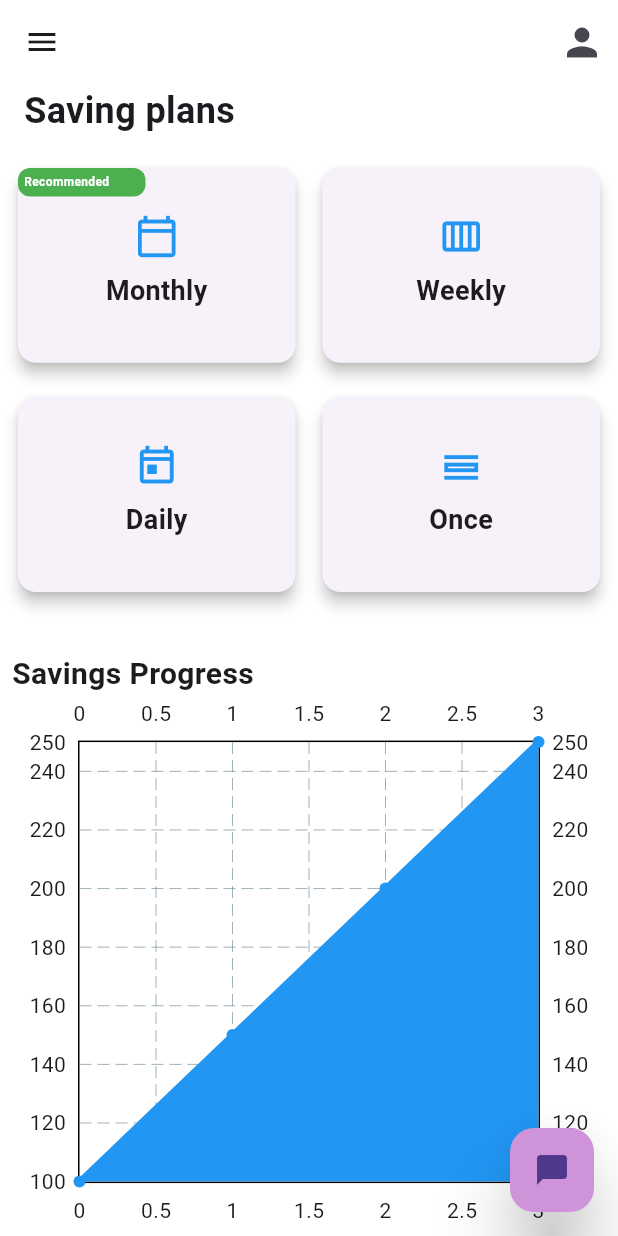
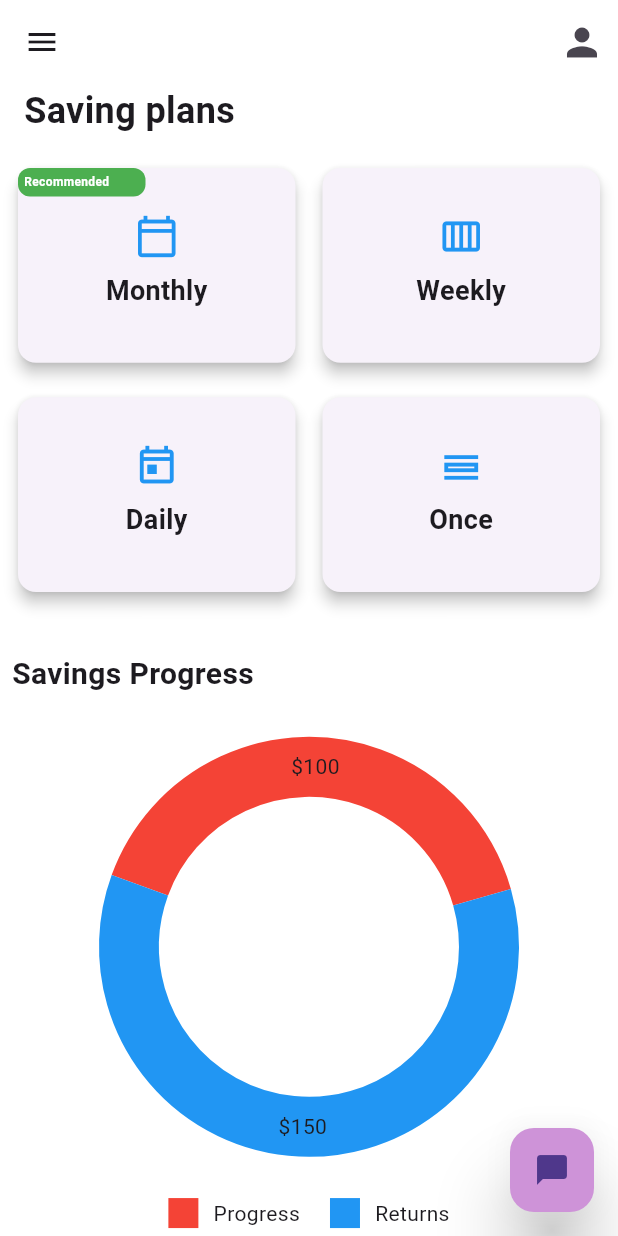
Before and after one commit to HerbertK-93/KcfApp, a Flutter app: the screen it shows once a user with an empty profile is signed in, on a phone screen of 412 x 824 dp. Run offline on Flutter 3.47's test engine with Material 3 defaults, Android fonts, the light colour scheme and no system bars; drawn by our look-alikes of fl_chart; our stand-ins replace cached_network_image, cloud_firestore, firebase_auth, firebase_core, firebase_storage, image_picker and 1 more; accounts and stored records are empty.

Commit message:
New Changes

```diff
--- a/lib/responsive/mobile_screen_layout.dart
+++ b/lib/responsive/mobile_screen_layout.dart
@@ -7,6 +7,14 @@ import 'package:url_launcher/url_launcher.dart';
 import 'package:kings_cogent/screens/profile_screen.dart';
 import 'package:kings_cogent/widgets/sidebar.dart';
 import 'package:fl_chart/fl_chart.dart';
+
+class SavingPlan {
+  double amount;
+  String frequency;
+  double expectedReturns;
+
+  SavingPlan({required this.amount, required this.frequency, required this.expectedReturns});
+}
 
 class MobileScreenLayout extends StatelessWidget {
   const MobileScreenLayout({Key? key});
@@ -46,7 +54,7 @@ class MobileScreenLayout extends StatelessWidget {
           children: [
             const Padding(
               padding: EdgeInsets.fromLTRB(
-                  16, 1, 0, 1), // Moved "Our Services" to the left
+                  16, 1, 0, 1),
               child: Text(
                 'Saving plans',
                 style: TextStyle(
@@ -60,8 +68,8 @@ class MobileScreenLayout extends StatelessWidget {
               physics: const NeverScrollableScrollPhysics(),
               shrinkWrap: true,
               crossAxisCount: 2,
-              crossAxisSpacing: 10, // Horizontal spacing between tiles
-              mainAxisSpacing: 15, // Vertical spacing between tiles
+              crossAxisSpacing: 10,
+              mainAxisSpacing: 15,
               padding: const EdgeInsets.all(8),
               childAspectRatio: 1.4,
               children: [
@@ -119,13 +127,8 @@ class MobileScreenLayout extends StatelessWidget {
             // Graph for Savings Progress
             const GraphWidget(
               title: 'Savings Progress',
-              data: [
-                // Sample data for demonstration, replace with actual data
-                FlSpot(0, 100),
-                FlSpot(1, 150),
-                FlSpot(2, 200),
-                FlSpot(3, 250),
-              ],
+              savingsProgress: 100, // Sample value for Savings Progress
+              expectedReturns: 150, // Sample value for Expected Returns
             ),
           ],
         ),
@@ -227,7 +230,6 @@ class ServiceCard extends StatelessWidget {
 
   @override
   Widget build(BuildContext context) {
-    // Define a boolean to check if the title is "Monthly", "Weekly", "Daily", or "Once"
     bool isBlueIcon = title == 'Monthly' || title == 'Weekly' || title == 'Daily' || title == 'Once';
 
     return InkWell(
@@ -235,7 +237,7 @@ class ServiceCard extends StatelessWidget {
       child: Card(
         elevation: 4,
         child: Container(
-          height: 60, // Adjust this value to control the height directly
+          height: 60,
           child: Stack(
             alignment: Alignment.center,
             children: [
@@ -262,7 +264,6 @@ class ServiceCard extends StatelessWidget {
                   ),
                 ],
               ),
-              // Display a recommended tag if the title is "Monthly"
               if (isBlueIcon && title == 'Monthly')
                 Positioned(
                   top: 0,
@@ -292,22 +293,21 @@ class ServiceCard extends StatelessWidget {
   }
 }
 
-
 class GraphWidget extends StatelessWidget {
   final String title;
-  final List<FlSpot> data;
-  final double height; // New property for custom height
+  final double savingsProgress;
+  final double expectedReturns;
 
   const GraphWidget({
     required this.title,
-    required this.data,
-    this.height = 400, // Increased height to 400
+    required this.savingsProgress,
+    required this.expectedReturns,
   });
 
   @override
   Widget build(BuildContext context) {
     return SizedBox(
-      height: height, // Set the height of the container
+      height: 400,
       child: Padding(
         padding: const EdgeInsets.all(8),
         child: Column(
@@ -318,31 +318,46 @@ class GraphWidget extends StatelessWidget {
               style: const TextStyle(fontSize: 20, fontWeight: FontWeight.bold),
             ),
             Expanded(
-              child: AspectRatio(
-                aspectRatio: 2.0,
-                child: LineChart(
-                  LineChartData(
-                    titlesData: const FlTitlesData(
-                      // Remove titles from here
+              child: PieChart(
+                PieChartData(
+                  sections: [
+                    PieChartSectionData(
+                      value: savingsProgress,
+                      title: '\$${savingsProgress.toInt()}',
+                      color: Colors.red, // Color for Savings Progress
                     ),
-                    borderData: FlBorderData(show: true),
-                    gridData: const FlGridData(show: true),
-                    lineBarsData: [
-                      LineChartBarData(
-                        spots: data,
-                        isCurved: true,
-                        color: Colors.blue,
-                        barWidth: 4,
-                        isStrokeCapRound: true,
-                        belowBarData: BarAreaData(
-                          show: true,
-                          color: Colors.blue,
-                        ),
-                      ),
-                    ],
-                  ),
+                    PieChartSectionData(
+                      value: expectedReturns,
+                      title: '\$${expectedReturns.toInt()}',
+                      color: Colors.blue, // Color for Expected Returns
+                    ),
+                  ],
+                  centerSpaceRadius: 100,
+                  sectionsSpace: 0,
+                  startDegreeOffset: 200,
                 ),
               ),
+            ),
+            // Key for representing the colors
+            Row(
+              mainAxisAlignment: MainAxisAlignment.center,
+              children: [
+                Container(
+                  margin: const EdgeInsets.only(right: 10),
+                  width: 20,
+                  height: 20,
+                  color: Colors.red,
+                ),
+                const Text('Progress'),
+                const SizedBox(width: 20),
+                Container(
+                  margin: const EdgeInsets.only(right: 10),
+                  width: 20,
+                  height: 20,
+                  color: Colors.blue,
+                ),
+                const Text('Returns'),
+              ],
             ),
           ],
         ),
```
